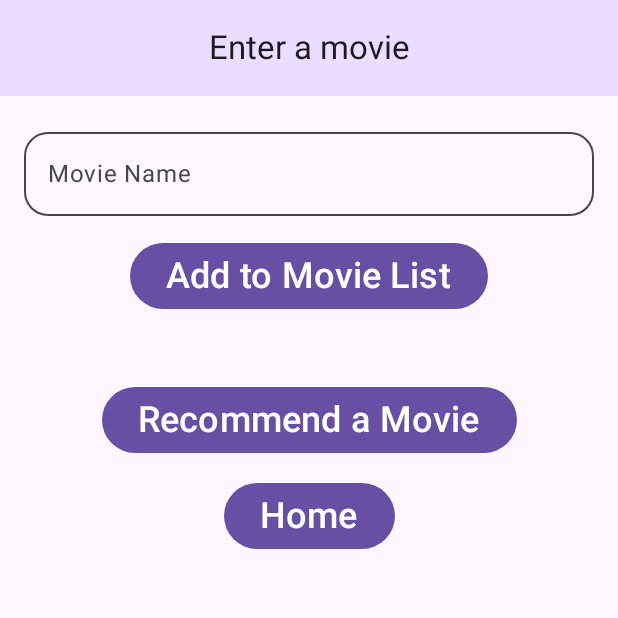
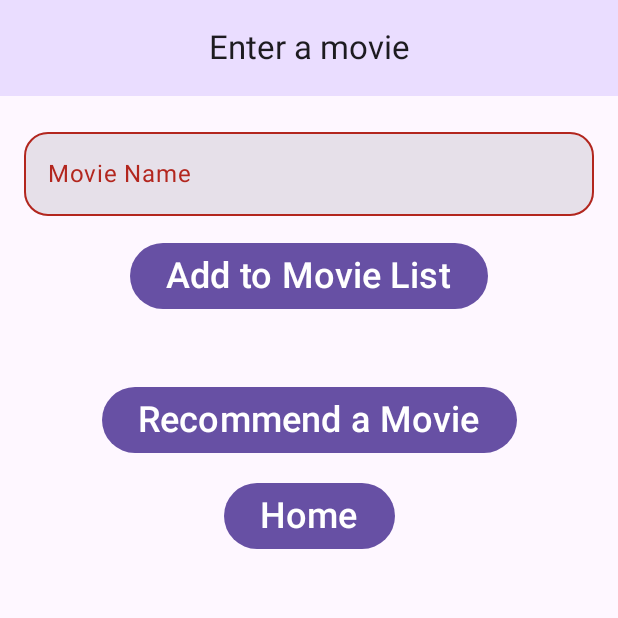
Before and after one commit to ng1417/MovieTracker, an Android app built with Jetpack Compose: the EnterMovieScreen screen opened through its navigation route, after a tap on "Add to Movie List", on a phone screen of 412 x 824 dp, the top half of it. Run offline under Robolectric (Android 15) with nearby library versions, the phone set to English and light mode, and no system bars.

Commit message:
Still non-functioning, suspected error MovieApp.kt.

```diff
--- a/app/src/main/java/com/cs211d/movietracker/MovieApp.kt
+++ b/app/src/main/java/com/cs211d/movietracker/MovieApp.kt
@@ -64,6 +64,7 @@ fun MovieApp(
             // add to or modify this existing composable as needed
             composable(route = MovieAppScreen.Home.name) {
                 HomeScreen(
+                    movieViewModel=viewModel,
                     onAddMovie={
                         navController.navigate(MovieAppScreen.EnterMovie.name)
                     },
@@ -83,12 +84,10 @@ fun MovieApp(
                         navController.navigate(MovieAppScreen.RecommendMovie.name)
                     },
                     onMovieInputChange={
-                        // Vee: check if this destination is correct
-                        //navController.popBackStack(MovieAppScreen.RecommendMovie.name, false)
-                        //navController.navigate(MovieAppScreen.EnterMovie.name)
+                        viewModel.addMovieToList()
                     },
                     onAddMovie={
-                        navController.navigate(MovieAppScreen.EnterMovie.name)
+                        viewModel.addMovieToList()
                     },
                 )
             }
--- a/app/src/main/java/com/cs211d/movietracker/ui/HomeScreen.kt
+++ b/app/src/main/java/com/cs211d/movietracker/ui/HomeScreen.kt
@@ -26,6 +26,7 @@ import com.cs211d.movietracker.R
 
 @Composable
 fun HomeScreen(
+    movieViewModel: MovieViewModel,
     onAddMovie: () -> Unit,
     onClickRecommend: () -> Unit
 ) {
@@ -41,12 +42,14 @@ fun HomeScreen(
             style = MaterialTheme.typography.displayLarge,
             fontWeight = FontWeight.Bold,
             modifier = Modifier
+                .align(Alignment.CenterHorizontally)
                 .padding(vertical = 16.dp)
         )
         Text(
             text = (stringResource(R.string.welcome_instructions_text)),
             style = MaterialTheme.typography.bodyMedium,
             modifier = Modifier
+                .align(Alignment.CenterHorizontally)
                 .padding(vertical = 16.dp)
                 .wrapContentSize(align = Alignment.CenterStart)
         )
@@ -56,11 +59,12 @@ fun HomeScreen(
         Button(
             onClick = onAddMovie,
             modifier = Modifier
+                .align(Alignment.CenterHorizontally)
                 .wrapContentHeight()
                 .padding(vertical = 16.dp)
         ) {
             Text(
-                text = "Enter Movie",
+                text = stringResource(R.string.enter_movie),
                 fontSize = 24.sp
             )
         }
@@ -71,11 +75,12 @@ fun HomeScreen(
         Button(
             onClick = onClickRecommend,
             modifier = Modifier
+                .align(Alignment.CenterHorizontally)
                 .wrapContentHeight()
                 .padding(vertical = 16.dp)
         ) {
             Text(
-                text = "Recommend Movie",
+                text = stringResource(R.string.recommend_movie),
                 fontSize = 24.sp
             )
         }
--- a/app/src/main/java/com/cs211d/movietracker/ui/MovieViewModel.kt
+++ b/app/src/main/java/com/cs211d/movietracker/ui/MovieViewModel.kt
@@ -20,8 +20,8 @@ class MovieViewModel : ViewModel() {
 
     // the movie the user is currently typing in
     var currentMovie by mutableStateOf("")
-    var currentRecommendation by mutableStateOf("N/A")
-    var currentState by mutableStateOf(false)
+    var currentRecommendation = "N/A"
+    var movieError: Boolean = true
 
     private val movieList: MutableList<String> = mutableStateListOf()
 
@@ -33,9 +33,9 @@ class MovieViewModel : ViewModel() {
     // the user is typing in a movie; update the currentMovie variable and the state of the ui
     // to indicate whether there is an error
     fun updateMovie(movie: String) {
-        currentMovie = movie
-        currentState = isValidMovie(currentMovie)
-        updateUiState(currentState, currentRecommendation, movieList)
+        currentMovie  = movie
+        movieError = !isValidMovie(currentMovie)
+        updateMovieError(movieError)
     }
 
     /*** COMPLETE THIS FUNCTION ***/
@@ -43,23 +43,52 @@ class MovieViewModel : ViewModel() {
     // the recommendation can be "N/A". otherwise, randomly select a movie from the list.
     fun recommendMovie()  {
         if (movieList.size > 0) {
-            currentRecommendation = movieList.random()
+            updateMovieRecommendation(movieList.random())
+        } else {
+            updateMovieRecommendation("N/A")
         }
-        updateUiState(currentState, currentRecommendation, movieList)
 
     }
+
     /*** COMPLETE THIS FUNCTION ***/
     // if the movie is valid, add it to the list.
     // either way, update the state of the ui and the currentMovie.
     fun addMovieToList() {
-        if (currentState) {
+        if (!movieError) {
             movieList.add(currentMovie)
+            updateMovieList(movieList)
+        } else {
+            currentMovie = ""
         }
-        updateUiState(currentState, currentRecommendation, movieList)
+        updateMovie(currentMovie)
 
     }
 
     /*** RECOMMENDED: add one or more private methods to update the state of the ui! ***/
+    private fun updateMovieError(movieError: Boolean) {
+        _uiState.update{ currentState ->
+            currentState.copy(
+                movieError = movieError,
+            )
+        }
+    }
+
+    private fun updateMovieRecommendation(movieRecommendation: String) {
+        _uiState.update{ currentState ->
+            currentState.copy(
+                movieRecommendation = movieRecommendation,
+            )
+        }
+    }
+    private fun updateMovieList(movieList:List<String>){
+        _uiState.update{ currentState ->
+            currentState.copy(
+                movieList = movieList,
+            )
+        }
+    }
+
+    /*
     private fun updateUiState(movieError: Boolean, movieRecommendation:String, movieLIst:List<String>) {
         _uiState.update{ currentState ->
                 currentState.copy(
@@ -70,5 +99,6 @@ class MovieViewModel : ViewModel() {
         }
 
     }
+    */
 
 }
--- a/app/src/main/java/com/cs211d/movietracker/ui/RecommendMovieScreen.kt
+++ b/app/src/main/java/com/cs211d/movietracker/ui/RecommendMovieScreen.kt
@@ -39,6 +39,7 @@ fun MovieRecommendation(
             style = MaterialTheme.typography.displaySmall,
             fontWeight = FontWeight.Bold,
             modifier = Modifier
+                .align(Alignment.CenterHorizontally)
                 .padding(vertical = 16.dp)
                 .wrapContentSize(align = Alignment.Center)
         )
@@ -50,6 +51,7 @@ fun MovieRecommendation(
             style = MaterialTheme.typography.displaySmall,
             fontWeight = FontWeight.Bold,
             modifier = Modifier
+                .align(Alignment.CenterHorizontally)
                 .padding(vertical = 16.dp)
                 .wrapContentSize(align = Alignment.Center)
         )
@@ -60,6 +62,7 @@ fun MovieRecommendation(
         Button(
             onClick = onAddMovie,
             modifier = Modifier
+                .align(Alignment.CenterHorizontally)
                 .wrapContentHeight()
                 .padding(vertical = 16.dp)
         ) {
@@ -74,6 +77,7 @@ fun MovieRecommendation(
         Button(
             onClick = onClickHome,
             modifier = Modifier
+                .align(Alignment.CenterHorizontally)
                 .wrapContentHeight()
                 .padding(vertical = 16.dp)
         ) {
--- a/app/src/main/res/values/strings.xml
+++ b/app/src/main/res/values/strings.xml
@@ -9,4 +9,6 @@
     <string name="movie_recommendation_button_text">Recommend a Movie</string>
     <string name="home_button_text">Home</string>
     <string name="movie_list_summary_text">You have %1$s movies to choose from.</string>
+    <string name="enter_movie">Enter Movie</string>
+    <string name="recommend_movie">Recommend Movie</string>
 </resources>
```
